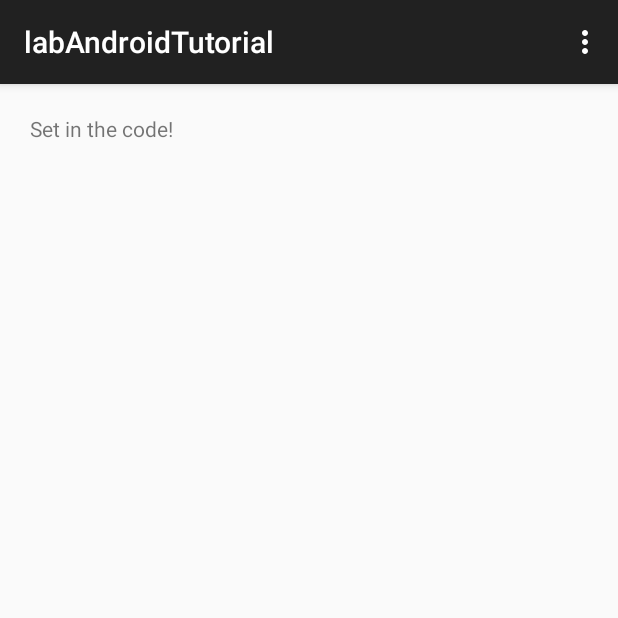
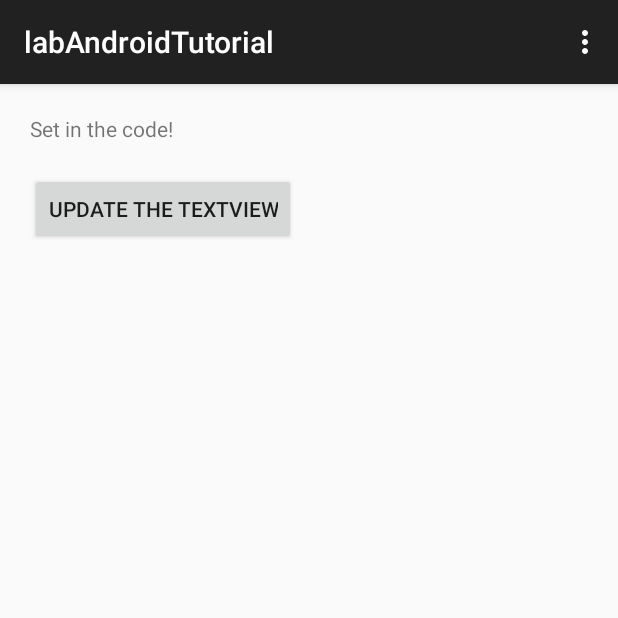
Before and after one commit to sa7mon/COMP2150-WebServices, an Android app: the screen it shows after launch (MainActivity), on a phone screen of 412 x 824 dp, the top half of it. Run offline under Robolectric (Android 15) with nearby library versions, the phone set to English and light mode, and no system bars.

Commit message:
Forgotten changes

```diff
--- a/labAndroidTutorial/app/src/main/java/com/danthesalmon/labandroidtutorial/MainActivity.java
+++ b/labAndroidTutorial/app/src/main/java/com/danthesalmon/labandroidtutorial/MainActivity.java
@@ -4,12 +4,14 @@ import android.support.v7.app.ActionBarActivity;
 import android.os.Bundle;
 import android.view.Menu;
 import android.view.MenuItem;
+import android.widget.Button;
 import android.widget.TextView;
 
 
 public class MainActivity extends ActionBarActivity {
 
     TextView mainTextView;
+    Button mainButton;
 
     @Override
     protected void onCreate(Bundle savedInstanceState) {
--- a/labAndroidTutorial/app/src/main/res/layout/activity_main.xml
+++ b/labAndroidTutorial/app/src/main/res/layout/activity_main.xml
@@ -14,5 +14,13 @@
         android:layout_marginLeft="20dp"
         android:layout_marginTop="20dp"
         />
+    <!-- Set OnClickListener to trigger results when pressed -->
+    <Button
+        android:layout_width="wrap_content"
+        android:layout_height="wrap_content"
+        android:id="@+id/main_button"
+        android:layout_marginLeft="20dp"
+        android:layout_marginTop="20dp"
+        android:text="@string/button" />
 
 </LinearLayout>
--- a/labAndroidTutorial/app/src/main/res/values/strings.xml
+++ b/labAndroidTutorial/app/src/main/res/values/strings.xml
@@ -4,5 +4,6 @@
     <string name="app_name">labAndroidTutorial</string>
     <string name="textView">My name is Dan!</string>
     <string name="action_settings">Settings</string>
+    <string name="button">Update The TextView</string>
 
 </resources>
```
